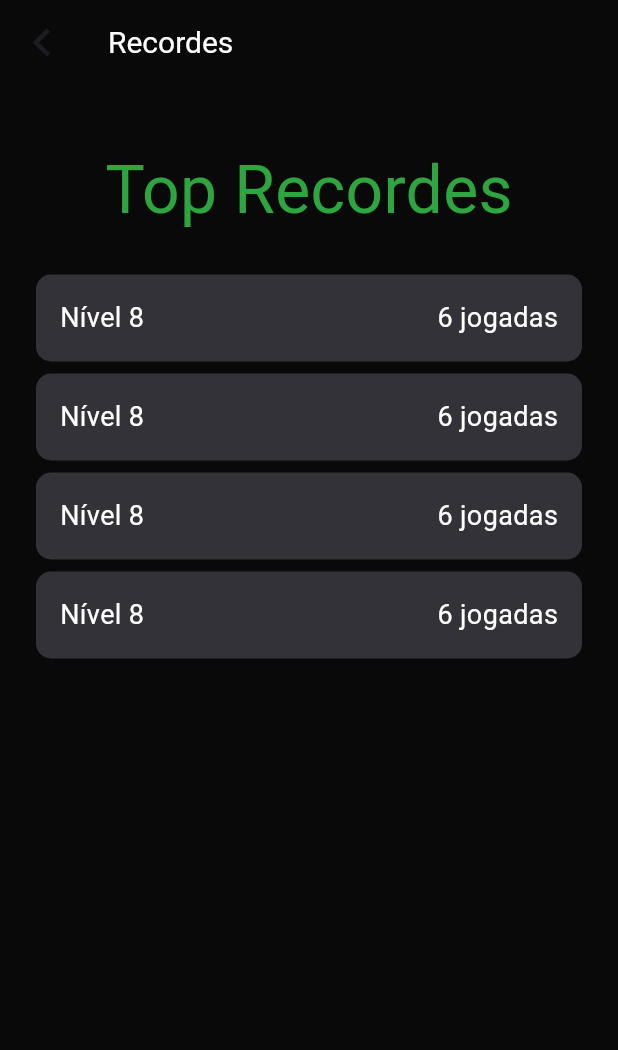
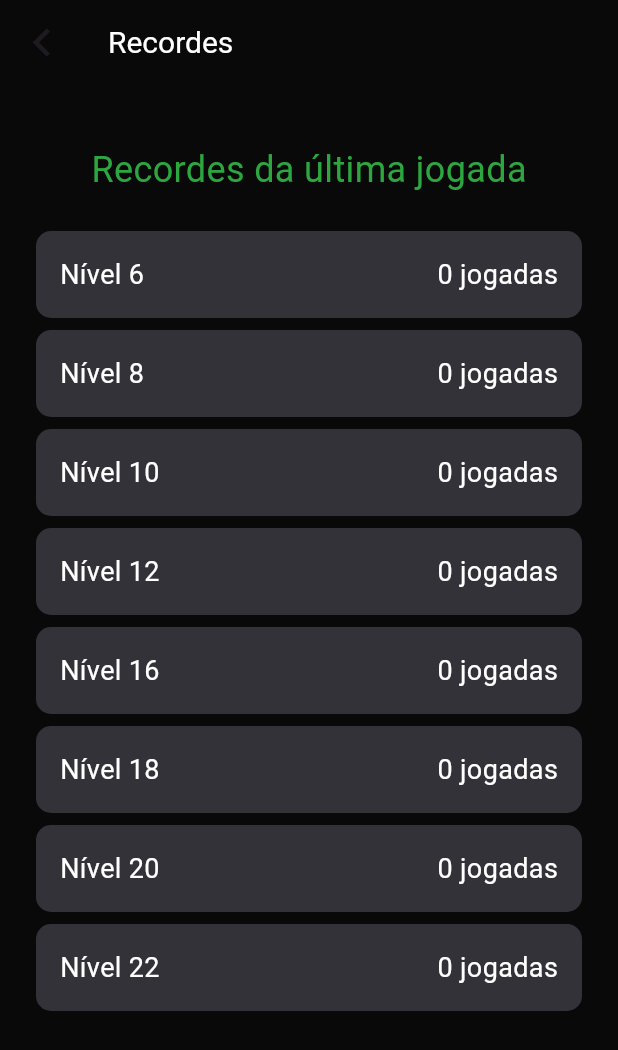
Before and after one commit to M-RaquelCS/Memory_Game, a Flutter app: the screen it shows after launch, after a tap on "Modo Normal", on a phone screen of 412 x 824 dp. Shown: the top 1050 px of the screen. Run offline on Flutter 3.47's test engine with Material 3 defaults, Android fonts, the phone set to English and light mode, and no system bars; our stand-ins replace google_fonts, shared_preferences.

Commit message:
salvando records e listando

```diff
--- a/lib/core/app_text_styles.dart
+++ b/lib/core/app_text_styles.dart
@@ -8,7 +8,7 @@ class AppTextStyles {
       GoogleFonts.luckiestGuy(color: AppColors.white, fontSize: 40);
 
   static final TextStyle titleGreen =
-      GoogleFonts.luckiestGuy(color: AppColors.green, fontSize: 44);
+      GoogleFonts.luckiestGuy(color: AppColors.green, fontSize: 24);
 
   static final TextStyle heading = GoogleFonts.luckiestGuy(fontSize: 18);
 
--- a/lib/game/game_page.dart
+++ b/lib/game/game_page.dart
@@ -9,7 +9,9 @@ class GamePage extends StatefulWidget {
   int tries = 0;
   Game game = Game();
 
-  GamePage({super.key, required this.numberGame});
+  GamePage({super.key, required this.numberGame}) {
+    game.selectedLevel = numberGame;
+  }
 
   @override
   State<GamePage> createState() => _GamePageState();
--- a/lib/records/records_page.dart
+++ b/lib/records/records_page.dart
@@ -1,5 +1,7 @@
 import 'package:flutter/material.dart';
 import 'package:memory_game/core/core.dart';
+import 'package:memory_game/records/widgets/RowRecord/row_record_widget.dart';
+import 'package:memory_game/utils/game_utils.dart';
 import 'package:memory_game/widgets/AppBar/app_bar_widget.dart';
 
 class RecordPage extends StatefulWidget {
@@ -12,6 +14,32 @@ class RecordPage extends StatefulWidget {
 }
 
 class _RecordPageState extends State<RecordPage> {
+  Game game = Game();
+  late Future<List<Widget>> recordWidgets;
+
+  @override
+  void initState() {
+    super.initState();
+    recordWidgets = loadRecordWidgets();
+  }
+
+  Future<List<Widget>> loadRecordWidgets() async {
+    // Garante que os dados estejam carregados antes de acessá-los
+    await game.loadData();
+
+    List<Widget> widgets = [];
+    for (int level in game.numbers) {
+      int plays = await game.getPlaysForLevel(level);
+
+      widgets.add(RowRecord(
+        level: level,
+        plays: plays,
+      ));
+    }
+
+    return widgets;
+  }
+
   @override
   Widget build(BuildContext context) {
     return Scaffold(
@@ -29,96 +57,26 @@ class _RecordPageState extends State<RecordPage> {
             crossAxisAlignment: CrossAxisAlignment.center,
             children: [
               Text(
-                "Top Recordes",
+                "Recordes da última jogada",
                 style: AppTextStyles.titleGreen,
               ),
               SingleChildScrollView(
                 padding: const EdgeInsets.all(24),
-                child: Column(
-                  children: [
-                    Container(
-                      decoration: BoxDecoration(
-                        color: AppColors.gray700, // Cor de fundo
-                        borderRadius:
-                            BorderRadius.circular(10), // Bordas arredondadas
-                      ),
-                      padding: const EdgeInsets.all(16), // Espaçamento interno
-                      margin: const EdgeInsets.only(
-                          bottom: 8), // Espaçamento entre as Rows
-                      child: Row(
-                        mainAxisAlignment: MainAxisAlignment.spaceBetween,
-                        children: [
-                          Text(
-                            "Nível 8",
-                            style: AppTextStyles.headingWhite,
-                          ),
-                          Text("6 jogadas", style: AppTextStyles.headingWhite)
-                        ],
-                      ),
-                    ),
-                    Container(
-                      decoration: BoxDecoration(
-                        color: AppColors.gray700, // Cor de fundo
-                        borderRadius:
-                            BorderRadius.circular(10), // Bordas arredondadas
-                      ),
-                      padding: const EdgeInsets.all(16), // Espaçamento interno
-                      margin: const EdgeInsets.only(
-                          bottom: 8), // Espaçamento entre as Rows
-                      child: Row(
-                        mainAxisAlignment: MainAxisAlignment.spaceBetween,
-                        children: [
-                          Text(
-                            "Nível 8",
-                            style: AppTextStyles.headingWhite,
-                          ),
-                          Text("6 jogadas", style: AppTextStyles.headingWhite)
-                        ],
-                      ),
-                    ),
-                    Container(
-                      decoration: BoxDecoration(
-                        color: AppColors.gray700, // Cor de fundo
-                        borderRadius:
-                            BorderRadius.circular(10), // Bordas arredondadas
-                      ),
-                      padding: const EdgeInsets.all(16), // Espaçamento interno
-                      margin: const EdgeInsets.only(
-                          bottom: 8), // Espaçamento entre as Rows
-                      child: Row(
-                        mainAxisAlignment: MainAxisAlignment.spaceBetween,
-                        children: [
-                          Text(
-                            "Nível 8",
-                            style: AppTextStyles.headingWhite,
-                          ),
-                          Text("6 jogadas", style: AppTextStyles.headingWhite)
-                        ],
-                      ),
-                    ),
-                    Container(
-                      decoration: BoxDecoration(
-                        color: AppColors.gray700, // Cor de fundo
-                        borderRadius:
-                            BorderRadius.circular(10), // Bordas arredondadas
-                      ),
-                      padding: const EdgeInsets.all(16), // Espaçamento interno
-                      margin: const EdgeInsets.only(
-                          bottom: 8), // Espaçamento entre as Rows
-                      child: Row(
-                        mainAxisAlignment: MainAxisAlignment.spaceBetween,
-                        children: [
-                          Text(
-                            "Nível 8",
-                            style: AppTextStyles.headingWhite,
-                          ),
-                          Text("6 jogadas", style: AppTextStyles.headingWhite)
-                        ],
-                      ),
-                    ),
-                  ],
+                child: FutureBuilder<List<Widget>>(
+                  future: recordWidgets,
+                  builder: (context, snapshot) {
+                    if (snapshot.connectionState == ConnectionState.waiting) {
+                      return CircularProgressIndicator();
+                    } else if (snapshot.hasError) {
+                      return Text("Erro: ${snapshot.error}");
+                    } else {
+                      return Column(
+                        children: snapshot.data ?? [],
+                      );
+                    }
+                  },
                 ),
-              )
+              ),
             ],
           ),
         ),
--- /dev/null
+++ b/lib/records/widgets/RowRecord/row_record_widget.dart
@@ -0,0 +1,31 @@
+import 'package:flutter/material.dart';
+import 'package:memory_game/core/core.dart';
+
+class RowRecord extends StatelessWidget {
+  final int level;
+  final int plays;
+
+  const RowRecord({super.key, required this.level, required this.plays});
+
+  @override
+  Widget build(BuildContext context) {
+    return Container(
+      decoration: BoxDecoration(
+        color: AppColors.gray700,
+        borderRadius: BorderRadius.circular(10),
+      ),
+      padding: const EdgeInsets.all(16),
+      margin: const EdgeInsets.only(bottom: 8),
+      child: Row(
+        mainAxisAlignment: MainAxisAlignment.spaceBetween,
+        children: [
+          Text(
+            "Nível $level",
+            style: AppTextStyles.headingWhite,
+          ),
+          Text("$plays jogadas", style: AppTextStyles.headingWhite)
+        ],
+      ),
+    );
+  }
+}
--- a/lib/utils/game_utils.dart
+++ b/lib/utils/game_utils.dart
@@ -3,10 +3,17 @@ import 'dart:async';
 import 'package:flutter/material.dart';
 import 'package:memory_game/core/app_images.dart';
 
+import 'package:shared_preferences/shared_preferences.dart';
+
 class Game extends ChangeNotifier {
   int countTap = 0;
+  int totalTaps = 0;
+  int selectedLevel = 0;
+
   List<int> turnedCards = [];
   List<int> matchedCards = [];
+
+  final List<int> numbers = [6, 8, 10, 12, 16, 18, 20, 22];
 
   List<String>? cardsGameImg;
 
@@ -66,6 +73,11 @@ class Game extends ChangeNotifier {
 
           // Verificar se todas as cartas deram match
           if (matchedCards.length == cardsGameImg!.length) {
+            totalTaps = countTap;
+
+            savePlaysForLevel(selectedLevel, countTap);
+            saveData();
+
             print("foi tudo");
           }
         } else {
@@ -95,4 +107,28 @@ class Game extends ChangeNotifier {
     turnedCards.clear();
     notifyListeners();
   }
+
+  Future<void> saveData() async {
+    SharedPreferences prefs = await SharedPreferences.getInstance();
+    prefs.setInt('selectedLevel', selectedLevel);
+    prefs.setInt('totalTaps', totalTaps);
+  }
+
+  Future<void> loadData() async {
+    SharedPreferences prefs = await SharedPreferences.getInstance();
+    selectedLevel = prefs.getInt('selectedLevel') ?? 0;
+    totalTaps = prefs.getInt('totalTaps') ?? 0;
+  }
+
+  // Método para obter o número de jogadas associadas a um nível
+  Future<int> getPlaysForLevel(int level) async {
+    // Use o operador await para esperar a conclusão do Future
+    SharedPreferences prefs = await SharedPreferences.getInstance();
+    return prefs.getInt('playsForLevel$level') ?? 0;
+  }
+
+  Future<void> savePlaysForLevel(int level, int plays) async {
+    SharedPreferences prefs = await SharedPreferences.getInstance();
+    prefs.setInt('playsForLevel$level', plays);
+  }
 }
--- a/pubspec.yaml
+++ b/pubspec.yaml
@@ -15,6 +15,7 @@ dependencies:
 
   cupertino_icons: ^1.0.2
   google_fonts: ^6.1.0
+  shared_preferences: ^2.0.7
 
 dev_dependencies:
   flutter_test:
```
Also changed, not shown: pubspec.lock, 2 other files.
